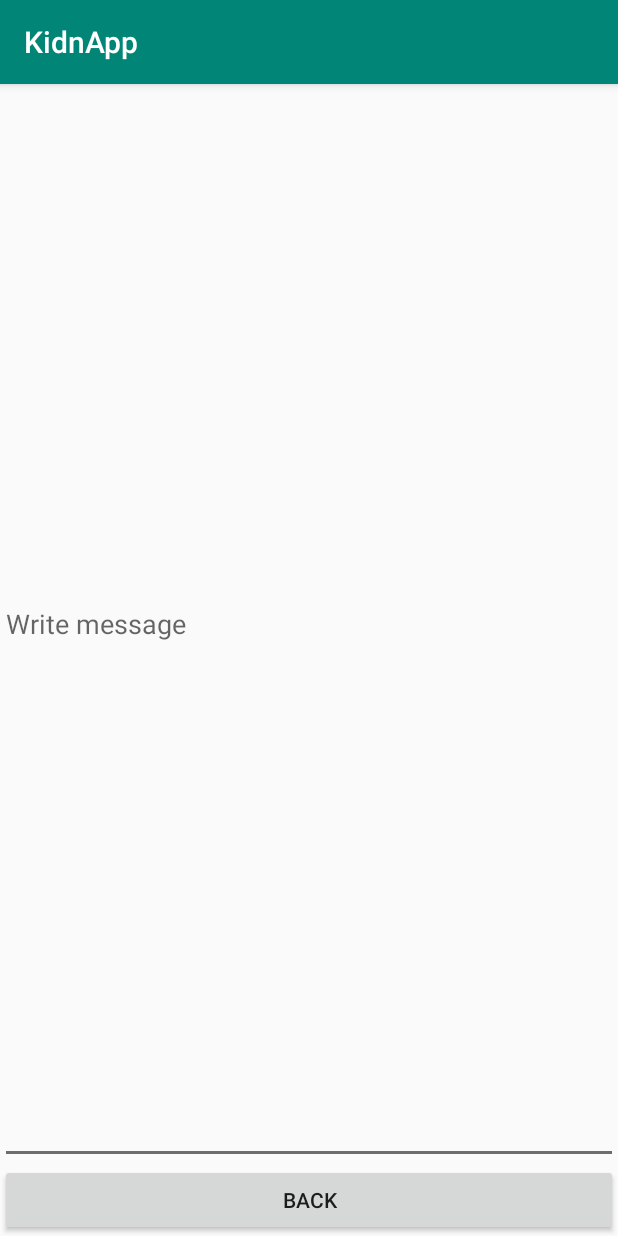
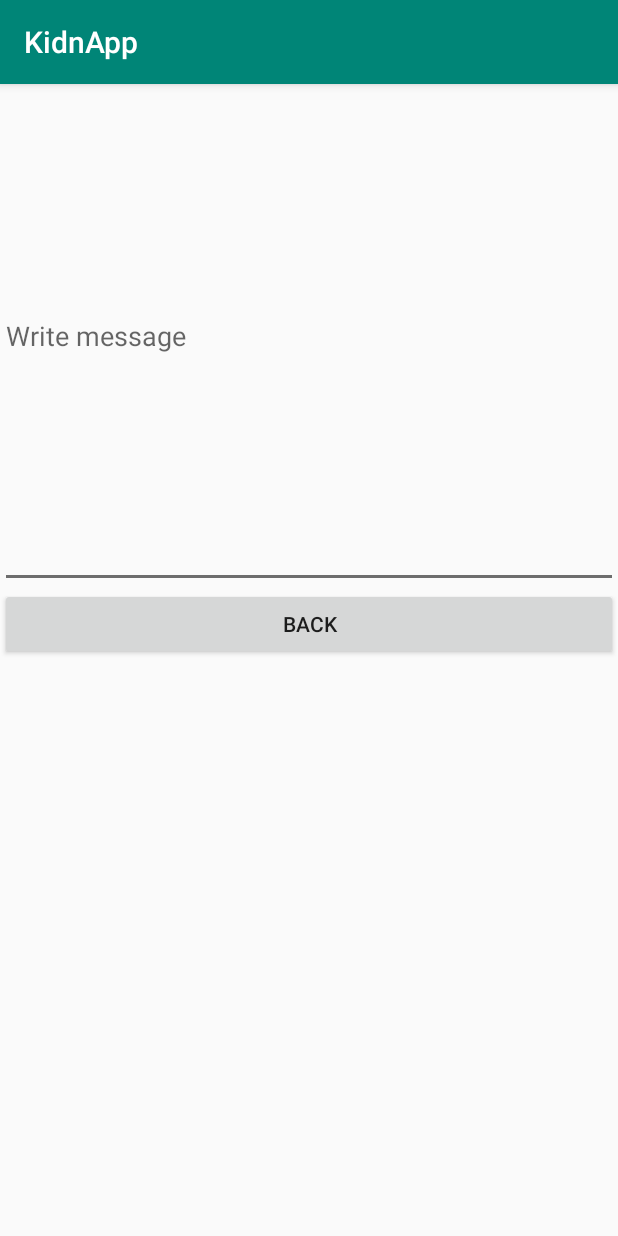
Before and after one commit to Bartosz95/-LokalizeApp-for-Android, an Android app: the Statement screen opened directly, with no data from a screen before it, on a phone screen of 412 x 824 dp. Run offline under Robolectric (Android 15) with nearby library versions, the phone set to English and light mode, and no system bars.

Commit message:
modified:   app/src/main/AndroidManifest.xml 	modified:   app/src/main/java/com/example/home/projekt/AlarmLoop.java 	modified:   app/src/main/java/com/example/home/projekt/Listening.java 	modified:   app/src/main/java/com/example/home/projekt/MainActivity.java 	modified:   app/src/main/res/layout/statement.xml

```diff
--- a/app/src/main/AndroidManifest.xml
+++ b/app/src/main/AndroidManifest.xml
@@ -1,6 +1,7 @@
 <?xml version="1.0" encoding="utf-8"?>
 <manifest xmlns:android="http://schemas.android.com/apk/res/android"
     xmlns:tools="http://schemas.android.com/tools"
+    xmlns:andriod="http://schemas.android.com/apk/res-auto"
     package="com.example.home.projekt">
 
     <uses-permission android:name="android.permission.ACCESS_FINE_LOCATION" />
@@ -16,6 +17,7 @@
         android:roundIcon="@mipmap/ic_launcher_round"
         android:supportsRtl="true"
         android:theme="@style/AppTheme"
+        android:windowSoftInputMode="adjustPan|adjustResize"
         tools:ignore="GoogleAppIndexingWarning">
         <activity android:name=".MainActivity">
             <intent-filter>
@@ -26,7 +28,7 @@
         </activity>
         <activity android:name=".Statement" />
         <activity android:name=".Contacts" />
-        <service android:name=".ListeningLoop"/>
+        <service android:name=".Listening"/>
         <service android:name=".AlarmLoop"/>
         <receiver android:name=".StartActivity">
             <intent-filter>
--- a/app/src/main/java/com/example/home/projekt/AlarmLoop.java
+++ b/app/src/main/java/com/example/home/projekt/AlarmLoop.java
@@ -49,7 +49,7 @@ public class AlarmLoop extends Service {
     public int onStartCommand(Intent intent, int flags, int startId) {
         clearTimerSchedule();
         initTask();
-        timer.scheduleAtFixedRate(timerTask, 0, 3*1000);
+        timer.scheduleAtFixedRate(timerTask, 0, 60*3*1000);
         return super.onStartCommand(intent, flags, startId);
     }
 
--- a/app/src/main/res/layout/statement.xml
+++ b/app/src/main/res/layout/statement.xml
@@ -11,12 +11,24 @@
         android:layout_weight="1"
         android:hint="@string/write_message"
         android:inputType="text"
-        android:selectAllOnFocus="true" />
+        android:selectAllOnFocus="true"
+        android:singleLine="true" />
 
     <Button
         android:id="@+id/btnBack"
         android:layout_width="match_parent"
         android:layout_height="wrap_content"
         android:text="@string/btnBack" />
+    <Button
+        android:id="@+id/button"
+        android:layout_width="match_parent"
+        android:layout_height="wrap_content"
+        android:text="@string/btnBack"
+        android:visibility="invisible"/>
+
+    <Space
+        android:layout_width="match_parent"
+        android:layout_height="match_parent"
+        android:layout_weight="1" />
 
 </LinearLayout>
```
Also changed, not shown: app/src/main/java/com/example/home/projekt/Listening.java (+37 -9 lines), app/src/main/java/com/example/home/projekt/MainActivity.java (+24 -36 lines).
